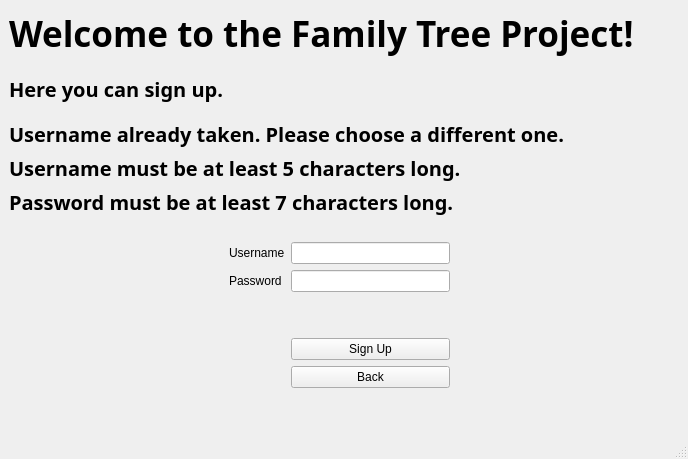
This is FamilyTree/src/gui/userwindow.ui in moumitahmad/Stammbaum as Qt 5 draws it before an edit. The edited form follows.
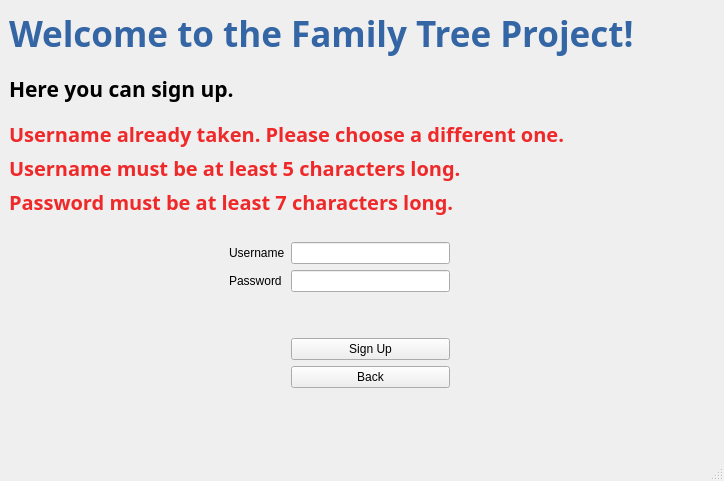
This is the edited form.

Commit message: a little splash of color

```diff
--- a/FamilyTree/src/gui/userwindow.ui
+++ b/FamilyTree/src/gui/userwindow.ui
@@ -6,8 +6,8 @@
    <rect>
     <x>0</x>
     <y>0</y>
-    <width>688</width>
-    <height>459</height>
+    <width>724</width>
+    <height>481</height>
    </rect>
   </property>
   <property name="windowTitle">
@@ -283,7 +283,7 @@
             <x>0</x>
             <y>0</y>
             <width>661</width>
-            <height>390</height>
+            <height>456</height>
            </rect>
           </property>
           <layout class="QVBoxLayout" name="verticalLayout_7">
@@ -306,7 +306,7 @@
                 </font>
                </property>
                <property name="text">
-                <string>Welcome to the Family Tree Project!</string>
+                <string>&lt;html&gt;&lt;head/&gt;&lt;body&gt;&lt;p&gt;&lt;span style=&quot; color:#3465a4;&quot;&gt;Welcome to the Family Tree Project!&lt;/span&gt;&lt;/p&gt;&lt;/body&gt;&lt;/html&gt;</string>
                </property>
               </widget>
              </item>
@@ -341,7 +341,7 @@
               </font>
              </property>
              <property name="text">
-              <string>Here you can sign up.</string>
+              <string>&lt;html&gt;&lt;head/&gt;&lt;body&gt;&lt;p&gt;&lt;span style=&quot; font-size:16pt;&quot;&gt;Here you can sign up.&lt;/span&gt;&lt;/p&gt;&lt;/body&gt;&lt;/html&gt;</string>
              </property>
             </widget>
            </item>
@@ -362,7 +362,7 @@
               </font>
              </property>
              <property name="text">
-              <string>Username already taken. Please choose a different one.</string>
+              <string>&lt;html&gt;&lt;head/&gt;&lt;body&gt;&lt;p&gt;&lt;span style=&quot; color:#ef2929;&quot;&gt;Username already taken. Please choose a different one.&lt;/span&gt;&lt;/p&gt;&lt;/body&gt;&lt;/html&gt;</string>
              </property>
             </widget>
            </item>
@@ -383,7 +383,7 @@
               </font>
              </property>
              <property name="text">
-              <string>Username must be at least 5 characters long.</string>
+              <string>&lt;html&gt;&lt;head/&gt;&lt;body&gt;&lt;p&gt;&lt;span style=&quot; color:#ef2929;&quot;&gt;Username must be at least 5 characters long.&lt;/span&gt;&lt;/p&gt;&lt;/body&gt;&lt;/html&gt;</string>
              </property>
             </widget>
            </item>
@@ -404,7 +404,7 @@
               </font>
              </property>
              <property name="text">
-              <string>Password must be at least 7 characters long.</string>
+              <string>&lt;html&gt;&lt;head/&gt;&lt;body&gt;&lt;p&gt;&lt;span style=&quot; color:#ef2929;&quot;&gt;Password must be at least 7 characters long.&lt;/span&gt;&lt;/p&gt;&lt;/body&gt;&lt;/html&gt;</string>
              </property>
             </widget>
            </item>
```
Left out of the diff: 97 changed lines with no effect on the pictures. The commit also changes 12 other files.
